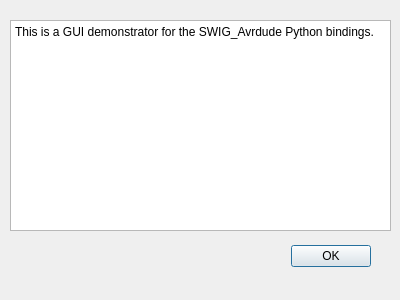
avrdudes/avrdude, file src/python/about.ui: the form before one commit.
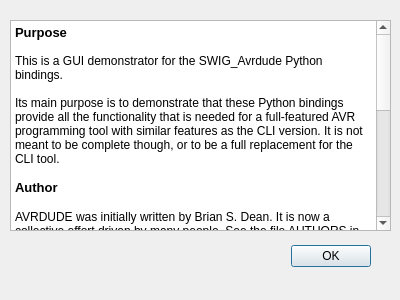
The form after the commit.

Commit message: Add copyright, add some more "About" text

Diff of the .ui file:
```diff
--- a/src/python/about.ui
+++ b/src/python/about.ui
@@ -49,7 +49,26 @@
 &lt;html&gt;&lt;head&gt;&lt;meta name=&quot;qrichtext&quot; content=&quot;1&quot; /&gt;&lt;style type=&quot;text/css&quot;&gt;
 p, li { white-space: pre-wrap; }
 &lt;/style&gt;&lt;/head&gt;&lt;body style=&quot; font-family:'Sans Serif'; font-size:9pt; font-weight:400; font-style:normal;&quot;&gt;
-&lt;p style=&quot; margin-top:0px; margin-bottom:0px; margin-left:0px; margin-right:0px; -qt-block-indent:0; text-indent:0px;&quot;&gt;This is a GUI demonstrator for the SWIG_Avrdude Python bindings.&lt;/p&gt;&lt;/body&gt;&lt;/html&gt;</string>
+&lt;p style=&quot; margin-top:0px; margin-bottom:0px; margin-left:0px; margin-right:0px; -qt-block-indent:0; text-indent:0px;&quot;&gt;&lt;span style=&quot; font-size:10pt; font-weight:600;&quot;&gt;Purpose&lt;/span&gt;&lt;/p&gt;
+&lt;p style=&quot;-qt-paragraph-type:empty; margin-top:0px; margin-bottom:0px; margin-left:0px; margin-right:0px; -qt-block-indent:0; text-indent:0px;&quot;&gt;&lt;br /&gt;&lt;/p&gt;
+&lt;p style=&quot; margin-top:0px; margin-bottom:0px; margin-left:0px; margin-right:0px; -qt-block-indent:0; text-indent:0px;&quot;&gt;This is a GUI demonstrator for the SWIG_Avrdude Python bindings.&lt;/p&gt;
+&lt;p style=&quot;-qt-paragraph-type:empty; margin-top:0px; margin-bottom:0px; margin-left:0px; margin-right:0px; -qt-block-indent:0; text-indent:0px;&quot;&gt;&lt;br /&gt;&lt;/p&gt;
+&lt;p style=&quot; margin-top:0px; margin-bottom:0px; margin-left:0px; margin-right:0px; -qt-block-indent:0; text-indent:0px;&quot;&gt;Its main purpose is to demonstrate that these Python bindings provide all the functionality that is needed for a full-featured AVR programming tool with similar features as the CLI version. It is not meant to be complete though, or to be a full replacement for the CLI tool.&lt;/p&gt;
+&lt;p style=&quot;-qt-paragraph-type:empty; margin-top:0px; margin-bottom:0px; margin-left:0px; margin-right:0px; -qt-block-indent:0; text-indent:0px;&quot;&gt;&lt;br /&gt;&lt;/p&gt;
+&lt;p style=&quot; margin-top:0px; margin-bottom:0px; margin-left:0px; margin-right:0px; -qt-block-indent:0; text-indent:0px;&quot;&gt;&lt;span style=&quot; font-size:10pt; font-weight:600;&quot;&gt;Author&lt;/span&gt;&lt;/p&gt;
+&lt;p style=&quot;-qt-paragraph-type:empty; margin-top:0px; margin-bottom:0px; margin-left:0px; margin-right:0px; -qt-block-indent:0; text-indent:0px; font-size:10pt; font-weight:600;&quot;&gt;&lt;br /&gt;&lt;/p&gt;
+&lt;p style=&quot; margin-top:0px; margin-bottom:0px; margin-left:0px; margin-right:0px; -qt-block-indent:0; text-indent:0px;&quot;&gt;AVRDUDE was initially written by Brian S. Dean. It is now a collective effort driven by many people. See the file AUTHORS in the source code repository.&lt;/p&gt;
+&lt;p style=&quot;-qt-paragraph-type:empty; margin-top:0px; margin-bottom:0px; margin-left:0px; margin-right:0px; -qt-block-indent:0; text-indent:0px;&quot;&gt;&lt;br /&gt;&lt;/p&gt;
+&lt;p style=&quot; margin-top:0px; margin-bottom:0px; margin-left:0px; margin-right:0px; -qt-block-indent:0; text-indent:0px;&quot;&gt;This GUI demonstrator was written by Jörg Wunsch.&lt;/p&gt;
+&lt;p style=&quot;-qt-paragraph-type:empty; margin-top:0px; margin-bottom:0px; margin-left:0px; margin-right:0px; -qt-block-indent:0; text-indent:0px;&quot;&gt;&lt;br /&gt;&lt;/p&gt;
+&lt;p style=&quot; margin-top:0px; margin-bottom:0px; margin-left:0px; margin-right:0px; -qt-block-indent:0; text-indent:0px;&quot;&gt;&lt;span style=&quot; font-size:10pt; font-weight:600;&quot;&gt;License&lt;/span&gt;&lt;/p&gt;
+&lt;p style=&quot;-qt-paragraph-type:empty; margin-top:0px; margin-bottom:0px; margin-left:0px; margin-right:0px; -qt-block-indent:0; text-indent:0px;&quot;&gt;&lt;br /&gt;&lt;/p&gt;
+&lt;p style=&quot; margin-top:0px; margin-bottom:0px; margin-left:0px; margin-right:0px; -qt-block-indent:0; text-indent:0px;&quot;&gt;This program is free software; you can redistribute it and/or modify it under the terms of the GNU General Public License as published by the Free Software Foundation; either version 2 of the License, or (at your option) any later version.&lt;/p&gt;
+&lt;p style=&quot;-qt-paragraph-type:empty; margin-top:0px; margin-bottom:0px; margin-left:0px; margin-right:0px; -qt-block-indent:0; text-indent:0px;&quot;&gt;&lt;br /&gt;&lt;/p&gt;
+&lt;p style=&quot; margin-top:0px; margin-bottom:0px; margin-left:0px; margin-right:0px; -qt-block-indent:0; text-indent:0px;&quot;&gt;This program is distributed in the hope that it will be useful, but WITHOUT ANY WARRANTY; without even the implied warranty of MERCHANTABILITY or FITNESS FOR A PARTICULAR PURPOSE.  See the GNU General Public License for more details.&lt;/p&gt;
+&lt;p style=&quot;-qt-paragraph-type:empty; margin-top:0px; margin-bottom:0px; margin-left:0px; margin-right:0px; -qt-block-indent:0; text-indent:0px;&quot;&gt;&lt;br /&gt;&lt;/p&gt;
+&lt;p style=&quot; margin-top:0px; margin-bottom:0px; margin-left:0px; margin-right:0px; -qt-block-indent:0; text-indent:0px;&quot;&gt;You should have received a copy of the GNU General Public License along with this program. If not, see &amp;lt;&lt;a href=&quot;http://www.gnu.org/licenses/&quot;&gt;&lt;span style=&quot; text-decoration: underline; color:#0000ff;&quot;&gt;http://www.gnu.org/licenses/&lt;/span&gt;&lt;/a&gt;&amp;gt;.&lt;/p&gt;
+&lt;p style=&quot;-qt-paragraph-type:empty; margin-top:0px; margin-bottom:0px; margin-left:0px; margin-right:0px; -qt-block-indent:0; text-indent:0px;&quot;&gt;&lt;br /&gt;&lt;/p&gt;&lt;/body&gt;&lt;/html&gt;</string>
    </property>
   </widget>
  </widget>
```
The commit also changes 3 other files.
